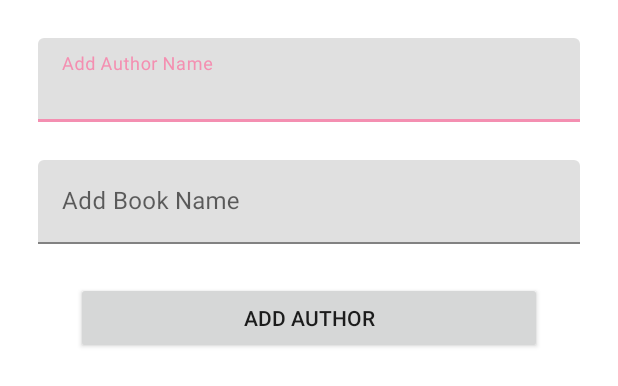
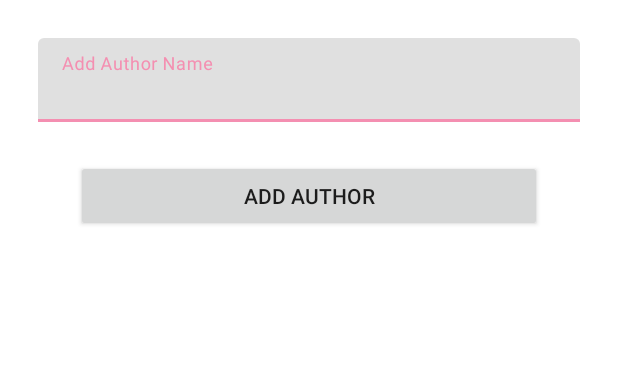
Before and after one commit to hennasingh/BookLog, an Android app: the layout fragment_add_author.xml on its own in the app's theme, with its tools: preview values and no code run, on a phone screen of 412 x 824 dp. Shown: the top 386 px of the screen. Run offline under Robolectric (Android 15) with nearby library versions, the phone set to English and light mode, and no system bars.

Commit message:
Edited Author and Book models(+partition key) and fragment UI designs to follow inverse relationship setting and updated AddAuthor Fragment code

```diff
--- a/app/src/main/java/com/geek/booklog/model/Author.kt
+++ b/app/src/main/java/com/geek/booklog/model/Author.kt
@@ -11,7 +11,8 @@ import org.bson.types.ObjectId
 open class Author(
 
     @PrimaryKey
-    var _id: ObjectId? = null,
+    var _id: ObjectId = ObjectId(),
+
     @Required
     var name: String = "",
 
--- a/app/src/main/java/com/geek/booklog/model/Book.kt
+++ b/app/src/main/java/com/geek/booklog/model/Book.kt
@@ -10,12 +10,14 @@ import org.bson.types.ObjectId
 
 open class Book(
     @PrimaryKey
-    var _id: ObjectId? = null,
+    var _id: ObjectId = ObjectId(),
 
     @Required
     var name: String = "",
 
     var isRead: Boolean = false,
 
+    var _partition: String ="PUBLIC",
+
     var authors: RealmList<Author> = RealmList()
 ) : RealmObject() {}
--- a/app/src/main/res/layout/fragment_add_author.xml
+++ b/app/src/main/res/layout/fragment_add_author.xml
@@ -18,30 +18,13 @@
         app:layout_constraintTop_toTopOf="parent">
 
         <EditText
-            android:id="@+id/ownername"
+            android:id="@+id/authorName"
             android:layout_width="match_parent"
             android:layout_height="wrap_content"
             android:hint="Add Author Name"
             android:inputType="text" />
     </com.google.android.material.textfield.TextInputLayout>
 
-    <com.google.android.material.textfield.TextInputLayout
-        android:id="@+id/book_layout"
-        android:layout_width="match_parent"
-        android:layout_height="wrap_content"
-        android:layout_margin="25dp"
-        android:layout_marginBottom="8dp"
-        app:layout_constraintEnd_toEndOf="@id/author_layout"
-        app:layout_constraintStart_toStartOf="@id/author_layout"
-        app:layout_constraintTop_toBottomOf="@id/author_layout">
-
-        <EditText
-            android:id="@+id/book"
-            android:layout_width="match_parent"
-            android:layout_height="wrap_content"
-            android:hint="Add Book Name"
-            android:inputType="text" />
-    </com.google.android.material.textfield.TextInputLayout>
 
     <androidx.appcompat.widget.AppCompatButton
         android:id="@+id/button_add"
@@ -49,8 +32,8 @@
         android:layout_height="wrap_content"
         android:layout_margin="25dp"
         android:text="Add Author"
-        app:layout_constraintStart_toStartOf="@id/book_layout"
-        app:layout_constraintEnd_toEndOf="@id/book_layout"
-        app:layout_constraintTop_toBottomOf="@id/book_layout"/>
+        app:layout_constraintStart_toStartOf="@id/author_layout"
+        app:layout_constraintEnd_toEndOf="@id/author_layout"
+        app:layout_constraintTop_toBottomOf="@id/author_layout"/>
 
 </androidx.constraintlayout.widget.ConstraintLayout>
```
Also changed, not shown: app/src/main/java/com/geek/booklog/ui/AddAuthorFragment.kt (+66 -35 lines), app/src/main/res/layout/fragment_add_book.xml (+6 -4 lines), app/src/main/res/navigation/nav_graph.xml (+10 -0 lines).
